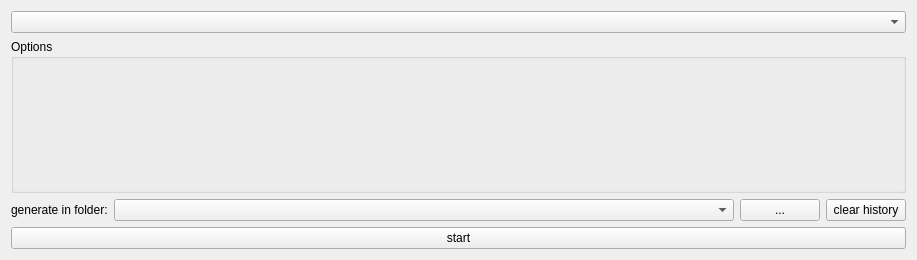
Qt form CodeCreator/CodeCreator.ui (Ulle84/UllesSourceCode) before a commit.
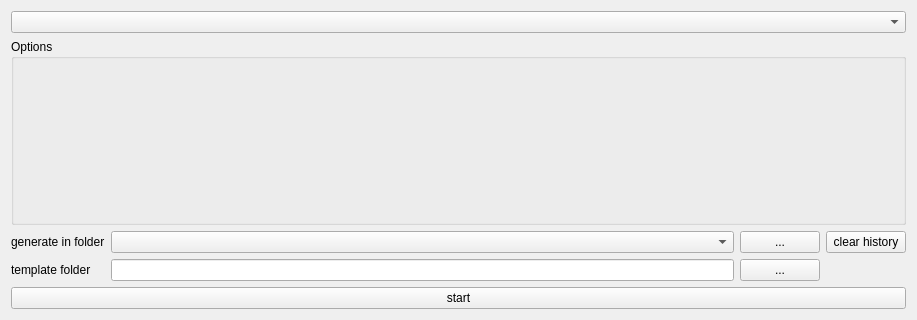
The same form after that commit.

What changed in the file:
```diff
--- a/CodeCreator/CodeCreator.ui
+++ b/CodeCreator/CodeCreator.ui
@@ -7,7 +7,7 @@
     <x>0</x>
     <y>0</y>
     <width>917</width>
-    <height>260</height>
+    <height>320</height>
    </rect>
   </property>
   <property name="windowTitle">
@@ -57,15 +57,15 @@
     </widget>
    </item>
    <item>
-    <layout class="QHBoxLayout" name="horizontalLayout">
-     <item>
+    <layout class="QGridLayout" name="gridLayout">
+     <item row="0" column="0">
       <widget class="QLabel" name="label_2">
        <property name="text">
-        <string>generate in folder:</string>
+        <string>generate in folder</string>
        </property>
       </widget>
      </item>
-     <item>
+     <item row="0" column="1">
       <widget class="QComboBox" name="comboBoxFolder">
        <property name="sizePolicy">
         <sizepolicy hsizetype="MinimumExpanding" vsizetype="Fixed">
@@ -75,20 +75,41 @@
        </property>
       </widget>
      </item>
-     <item>
+     <item row="0" column="2">
       <widget class="QPushButton" name="pushButtonSelectFolder">
        <property name="text">
         <string>...</string>
        </property>
       </widget>
      </item>
-     <item>
+     <item row="0" column="3">
       <widget class="QPushButton" name="pushButtonClearHistory">
        <property name="text">
         <string>clear history</string>
        </property>
       </widget>
      </item>
+     <item row="1" column="0">
+      <widget class="QLabel" name="label">
+       <property name="text">
+        <string>template folder</string>
+       </property>
+      </widget>
+     </item>
+     <item row="1" column="1">
+      <widget class="QLineEdit" name="lineEditTemplateFolder">
+       <property name="readOnly">
+        <bool>true</bool>
+       </property>
+      </widget>
+     </item>
+     <item row="1" column="2">
+      <widget class="QPushButton" name="pushButtonSelectTemplateFolder">
+       <property name="text">
+        <string>...</string>
+       </property>
+      </widget>
+     </item>
     </layout>
    </item>
    <item>
```
